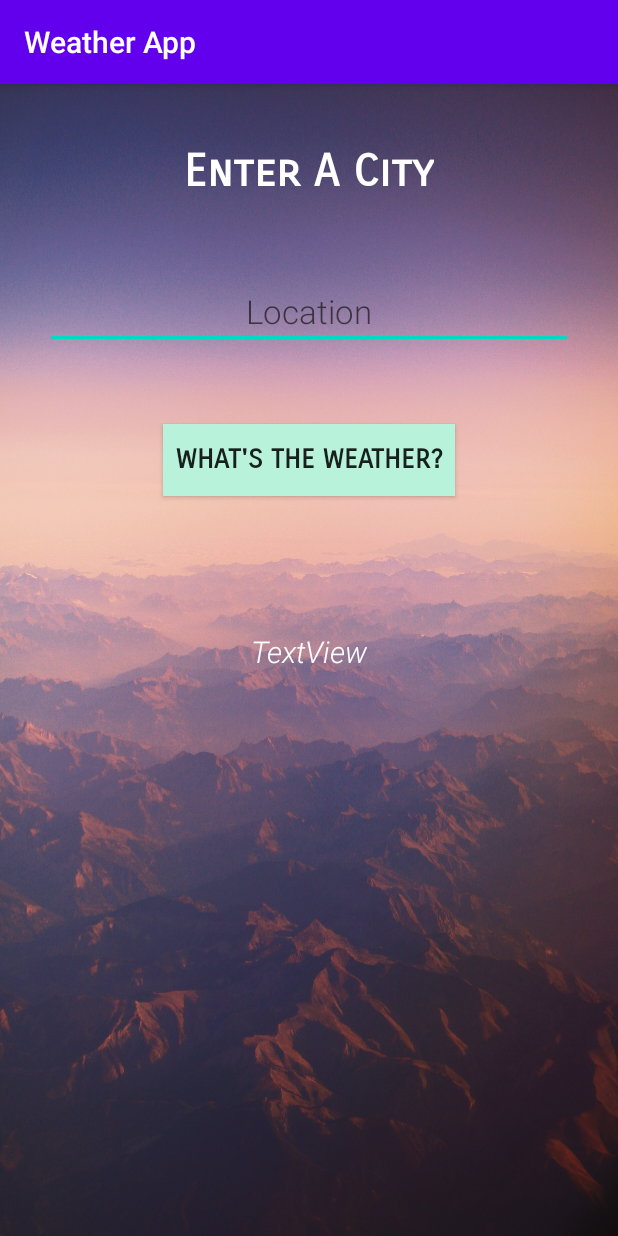
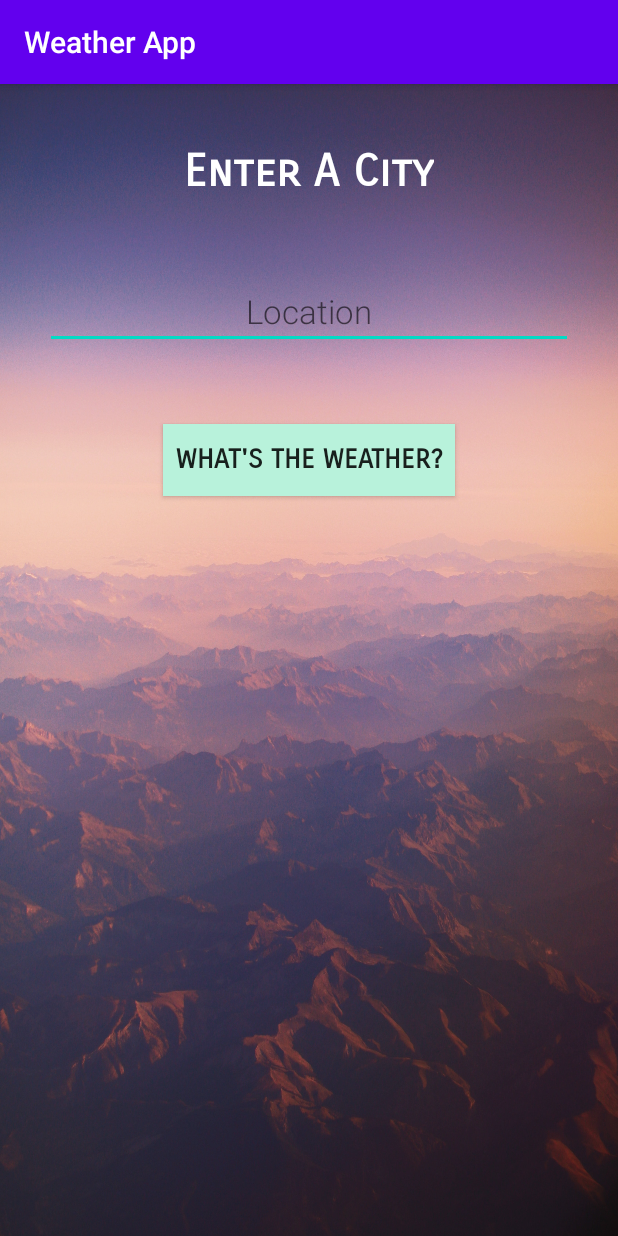
Before and after one commit to anjalisi/Weather-App, an Android app: the screen it shows after launch (MainActivity), on a phone screen of 412 x 824 dp. Run offline under Robolectric (Android 15) with nearby library versions, the phone set to English and light mode, and no system bars.

```diff
--- a/app/src/main/res/layout/activity_main.xml
+++ b/app/src/main/res/layout/activity_main.xml
@@ -57,7 +57,7 @@
         android:textStyle="bold" />
 
     <TextView
-        android:id="@+id/textView2"
+        android:id="@+id/resultText"
         android:layout_width="wrap_content"
         android:layout_height="wrap_content"
         android:layout_below="@id/button"
@@ -66,7 +66,6 @@
         android:layout_centerHorizontal="true"
         android:layout_marginTop="90dp"
         android:fontFamily="sans-serif-light"
-        android:text="TextView"
         android:textColor="#FFFFFF"
         android:textSize="20sp"
         android:textStyle="italic" />
```
Also changed, not shown: app/src/main/java/com/example/weatherapp/MainActivity.java (+32 -3 lines).
